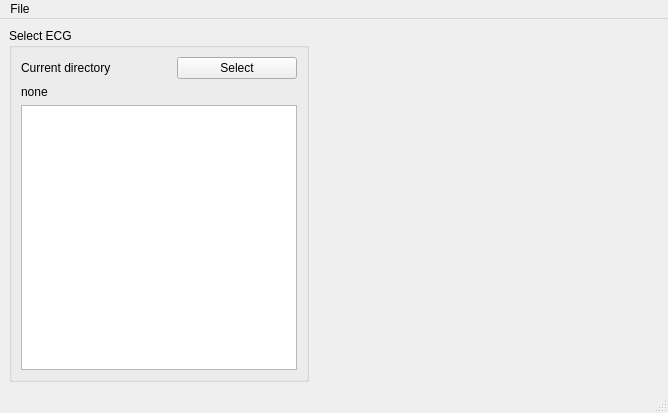
Qt form heartapp_mainwindow.ui (afanasenko/ecg-hd) before a commit.
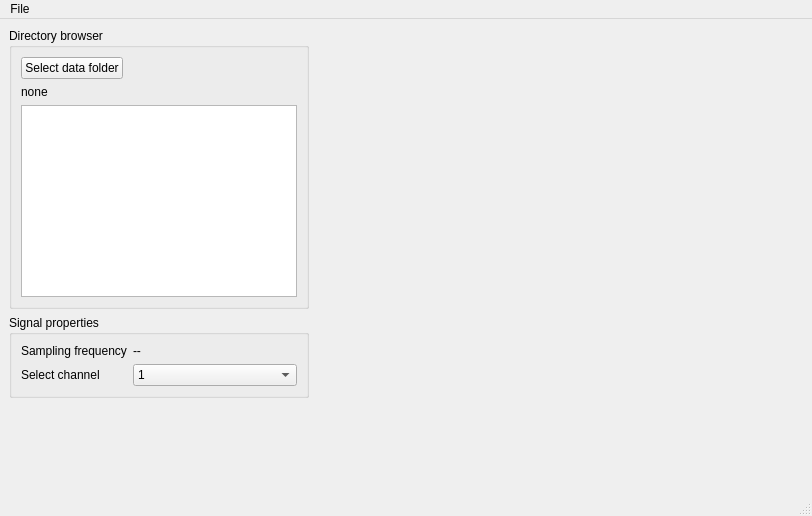
The same form after that commit. Custom widgets are drawn as their Qt base class.

Commit message: Add signal properties groupbox

```diff
--- a/heartapp_mainwindow.ui
+++ b/heartapp_mainwindow.ui
@@ -6,8 +6,8 @@
    <rect>
     <x>0</x>
     <y>0</y>
-    <width>668</width>
-    <height>413</height>
+    <width>812</width>
+    <height>516</height>
    </rect>
   </property>
   <property name="windowTitle">
@@ -16,6 +16,8 @@
   <widget class="QWidget" name="centralwidget">
    <layout class="QHBoxLayout" name="horizontalLayout_2">
     <item>
+     <layout class="QVBoxLayout" name="verticalLayout_2">
+      <item>
      <widget class="QGroupBox" name="groupBox">
       <property name="maximumSize">
        <size>
@@ -24,31 +26,37 @@
        </size>
       </property>
       <property name="title">
-       <string>Select ECG</string>
+         <string>Directory browser</string>
       </property>
       <layout class="QVBoxLayout" name="verticalLayout">
        <item>
         <layout class="QHBoxLayout" name="horizontalLayout">
-         <item>
-          <widget class="QLabel" name="label">
-           <property name="text">
-            <string>Current directory</string>
-           </property>
-          </widget>
-         </item>
          <item>
           <widget class="QPushButton" name="directorySelect">
            <property name="maximumSize">
             <size>
-             <width>120</width>
+               <width>200</width>
              <height>16777215</height>
             </size>
            </property>
            <property name="text">
-            <string>Select</string>
+              <string>Select data folder</string>
            </property>
           </widget>
          </item>
+           <item>
+            <spacer name="horizontalSpacer">
+             <property name="orientation">
+              <enum>Qt::Horizontal</enum>
+             </property>
+             <property name="sizeHint" stdset="0">
+              <size>
+               <width>40</width>
+               <height>20</height>
+              </size>
+             </property>
+            </spacer>
+           </item>
         </layout>
        </item>
        <item>
@@ -65,7 +73,90 @@
      </widget>
     </item>
     <item>
-     <widget class="axesWidget" name="plotArea" native="true"/>
+       <widget class="QGroupBox" name="groupBox_2">
+        <property name="maximumSize">
+         <size>
+          <width>300</width>
+          <height>16777215</height>
+         </size>
+        </property>
+        <property name="title">
+         <string>Signal properties</string>
+        </property>
+        <layout class="QFormLayout" name="formLayout">
+         <item row="0" column="0">
+          <widget class="QLabel" name="label_3">
+           <property name="text">
+            <string>Sampling frequency</string>
+           </property>
+          </widget>
+         </item>
+         <item row="0" column="1">
+          <widget class="QLabel" name="samplingFreq">
+           <property name="text">
+            <string>--</string>
+           </property>
+          </widget>
+         </item>
+         <item row="1" column="0">
+          <widget class="QLabel" name="label_2">
+           <property name="text">
+            <string>Select channel</string>
+           </property>
+          </widget>
+         </item>
+         <item row="1" column="1">
+          <widget class="QComboBox" name="comboBox">
+           <item>
+            <property name="text">
+             <string>1</string>
+            </property>
+           </item>
+           <item>
+            <property name="text">
+             <string>2</string>
+            </property>
+           </item>
+           <item>
+            <property name="text">
+             <string>3</string>
+            </property>
+           </item>
+          </widget>
+         </item>
+        </layout>
+       </widget>
+      </item>
+      <item>
+       <spacer name="verticalSpacer">
+        <property name="orientation">
+         <enum>Qt::Vertical</enum>
+        </property>
+        <property name="sizeHint" stdset="0">
+         <size>
+          <width>20</width>
+          <height>40</height>
+         </size>
+        </property>
+       </spacer>
+      </item>
+     </layout>
+    </item>
+    <item>
+     <widget class="axesWidget" name="plotArea" native="true">
+      <property name="sizePolicy">
+       <sizepolicy hsizetype="Expanding" vsizetype="Expanding">
+        <horstretch>0</horstretch>
+        <verstretch>0</verstretch>
+       </sizepolicy>
+      </property>
+      <property name="minimumSize">
+       <size>
+        <width>300</width>
+        <height>450</height>
+       </size>
+      </property>
+     </widget>
     </item>
    </layout>
   </widget>
@@ -74,7 +165,7 @@
     <rect>
      <x>0</x>
      <y>0</y>
-     <width>668</width>
+     <width>812</width>
      <height>22</height>
     </rect>
    </property>
```
Lines whose indentation alone changed are shown as unchanged.
